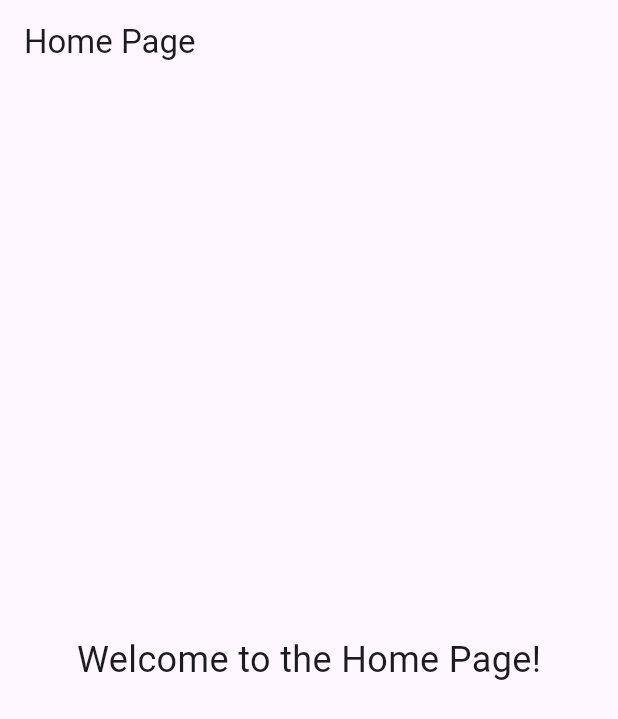
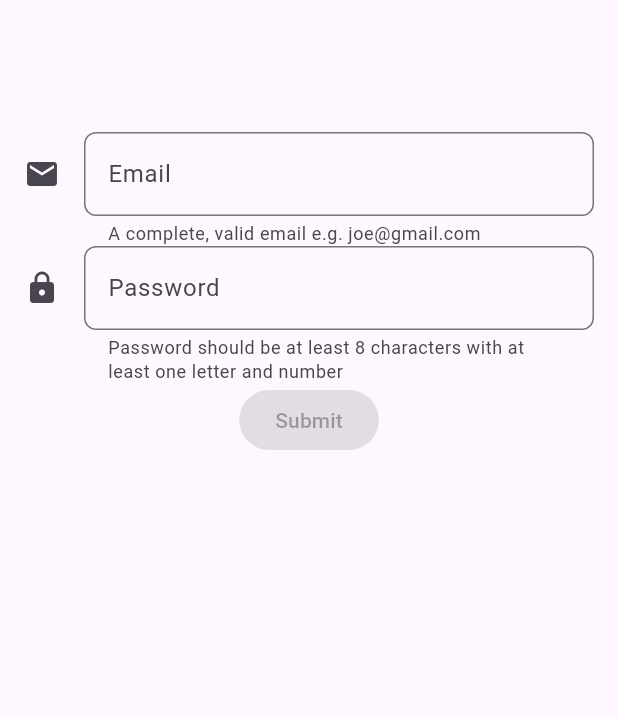
Before and after one commit to carloshgbdev/learning_bloc, a Flutter app: the screen it shows after launch, on a phone screen of 412 x 824 dp. Shown: the top 719 px of the screen. Run offline on Flutter 3.47's test engine with Material 3 defaults, Android fonts, the phone set to English and light mode, and no system bars; our stand-ins replace bloc, equatable, flutter_bloc, formz, go_router, url_strategy.

Commit message:
Implementação de referência de um validador de form

```diff
--- /dev/null
+++ b/lib/bloc/form_bloc.dart
@@ -0,0 +1,87 @@
+import 'dart:async';
+
+import 'package:bloc/bloc.dart';
+import 'package:equatable/equatable.dart';
+import 'package:formz/formz.dart';
+import 'package:learning_bloc/models/models.dart';
+
+part 'form_event.dart';
+part 'form_state.dart';
+
+class FormBloc extends Bloc<FormEvent, FormStateBloc> {
+  FormBloc() : super(const FormStateBloc()) {
+    on<EmailChanged>(_onEmailChanged);
+    on<PasswordChanged>(_onPasswordChanged);
+    on<EmailUnfocused>(_onEmailUnfocused);
+    on<PasswordUnfocused>(_onPasswordUnfocused);
+    on<FormSubmitted>(_onFormSubmitted);
+  }
+
+  void _onEmailChanged(EmailChanged event, Emitter<FormStateBloc> emit) {
+    final email = Email.dirty(event.email);
+    emit(
+      state.copyWith(
+        email: email.isValid ? email : Email.pure(event.email),
+        isValid: Formz.validate([email, state.password]),
+        status: FormzSubmissionStatus.initial,
+      ),
+    );
+  }
+
+  void _onPasswordChanged(PasswordChanged event, Emitter<FormStateBloc> emit) {
+    final password = Password.dirty(event.password);
+    emit(
+      state.copyWith(
+        password: password.isValid ? password : Password.pure(event.password),
+        isValid: Formz.validate([state.email, password]),
+        status: FormzSubmissionStatus.initial,
+      ),
+    );
+  }
+
+  void _onEmailUnfocused(EmailUnfocused event, Emitter<FormStateBloc> emit) {
+    final email = Email.dirty(state.email.value);
+    emit(
+      state.copyWith(
+        email: email,
+        isValid: Formz.validate([email, state.password]),
+        status: FormzSubmissionStatus.initial,
+      ),
+    );
+  }
+
+  void _onPasswordUnfocused(
+    PasswordUnfocused event,
+    Emitter<FormStateBloc> emit,
+  ) {
+    final password = Password.dirty(state.password.value);
+    emit(
+      state.copyWith(
+        password: password,
+        isValid: Formz.validate([state.email, password]),
+        status: FormzSubmissionStatus.initial,
+      ),
+    );
+  }
+
+  Future<void> _onFormSubmitted(
+    FormSubmitted event,
+    Emitter<FormStateBloc> emit,
+  ) async {
+    final email = Email.dirty(state.email.value);
+    final password = Password.dirty(state.password.value);
+    emit(
+      state.copyWith(
+        email: email,
+        password: password,
+        isValid: Formz.validate([email, password]),
+        status: FormzSubmissionStatus.initial,
+      ),
+    );
+    if (state.isValid) {
+      emit(state.copyWith(status: FormzSubmissionStatus.inProgress));
+      await Future<void>.delayed(const Duration(seconds: 1));
+      emit(state.copyWith(status: FormzSubmissionStatus.success));
+    }
+  }
+}
--- /dev/null
+++ b/lib/bloc/form_event.dart
@@ -0,0 +1,32 @@
+part of 'form_bloc.dart';
+
+sealed class FormEvent extends Equatable {
+  const FormEvent();
+
+  @override
+  List<Object> get props => [];
+}
+
+final class EmailChanged extends FormEvent {
+  const EmailChanged({required this.email});
+
+  final String email;
+
+  @override
+  List<Object> get props => [email];
+}
+
+final class EmailUnfocused extends FormEvent {}
+
+final class PasswordChanged extends FormEvent {
+  const PasswordChanged({required this.password});
+
+  final String password;
+
+  @override
+  List<Object> get props => [password];
+}
+
+final class PasswordUnfocused extends FormEvent {}
+
+final class FormSubmitted extends FormEvent {}
--- /dev/null
+++ b/lib/bloc/form_state.dart
@@ -0,0 +1,32 @@
+part of 'form_bloc.dart';
+
+final class FormStateBloc extends Equatable {
+  const FormStateBloc({
+    this.email = const Email.pure(),
+    this.password = const Password.pure(),
+    this.isValid = false,
+    this.status = FormzSubmissionStatus.initial,
+  });
+
+  final Email email;
+  final Password password;
+  final bool isValid;
+  final FormzSubmissionStatus status;
+
+  FormStateBloc copyWith({
+    Email? email,
+    Password? password,
+    bool? isValid,
+    FormzSubmissionStatus? status,
+  }) {
+    return FormStateBloc(
+      email: email ?? this.email,
+      password: password ?? this.password,
+      isValid: isValid ?? this.isValid,
+      status: status ?? this.status,
+    );
+  }
+
+  @override
+  List<Object> get props => [email, password, status];
+}
--- /dev/null
+++ b/lib/models/email.dart
@@ -0,0 +1,17 @@
+import 'package:formz/formz.dart';
+
+enum EmailValidationError { invalid }
+
+final class Email extends FormzInput<String, EmailValidationError> {
+  const Email.pure([super.value = '']) : super.pure();
+  const Email.dirty([super.value = '']) : super.dirty();
+
+  static final _emailRegex = RegExp(
+    r'^[a-zA-Z0-9.!#$%&’*+/=?^_`{|}~-]+@[a-zA-Z0-9-]+(?:\.[a-zA-Z0-9-]+)*$',
+  );
+
+  @override
+  EmailValidationError? validator(String? value) {
+    return _emailRegex.hasMatch(value ?? '') ? null : EmailValidationError.invalid;
+  }
+}
--- /dev/null
+++ b/lib/models/models.dart
@@ -0,0 +1,2 @@
+export 'email.dart';
+export 'password.dart';
--- /dev/null
+++ b/lib/models/password.dart
@@ -0,0 +1,15 @@
+import 'package:formz/formz.dart';
+
+enum PasswordValidationError { invalid }
+
+final class Password extends FormzInput<String, PasswordValidationError> {
+  const Password.pure([super.value = '']) : super.pure();
+  const Password.dirty([super.value = '']) : super.dirty();
+
+  static final _passwordRegex = RegExp(r'^(?=.*[A-Za-z])(?=.*\d)[A-Za-z\d]{8,}$');
+
+  @override
+  PasswordValidationError? validator(String? value) {
+    return _passwordRegex.hasMatch(value ?? '') ? null : PasswordValidationError.invalid;
+  }
+}
--- a/lib/pages/home/view/home_page.dart
+++ b/lib/pages/home/view/home_page.dart
@@ -1,4 +1,11 @@
 import 'package:flutter/material.dart';
+import 'package:flutter_bloc/flutter_bloc.dart';
+import 'package:formz/formz.dart';
+import 'package:learning_bloc/bloc/form_bloc.dart';
+import 'package:learning_bloc/pages/home/widgets/email_input.dart';
+import 'package:learning_bloc/pages/home/widgets/password_input.dart';
+import 'package:learning_bloc/pages/home/widgets/submit_button.dart';
+import 'package:learning_bloc/pages/home/widgets/sucess_dialog.dart';
 
 class HomePage extends StatelessWidget {
   const HomePage({super.key});
@@ -6,15 +13,94 @@ class HomePage extends StatelessWidget {
   @override
   Widget build(BuildContext context) {
     return Scaffold(
-      appBar: AppBar(
-        title: const Text('Home Page'),
-      ),
-      body: const Center(
-        child: Text(
-          'Welcome to the Home Page!',
-          style: TextStyle(fontSize: 24),
+      body: Center(
+        child: Container(
+          constraints: const BoxConstraints(
+            maxWidth: 600,
+          ),
+          decoration: BoxDecoration(
+            borderRadius: BorderRadius.circular(16),
+          ),
+          child: BlocProvider(
+            create: (context) => FormBloc(),
+            child: const FormView(),
+          ),
         ),
       ),
     );
   }
 }
+
+class FormView extends StatefulWidget {
+  const FormView({super.key});
+
+  @override
+  State<FormView> createState() => _FormViewState();
+}
+
+class _FormViewState extends State<FormView> {
+  final _emailFocusNode = FocusNode();
+  final _passwordFocusNode = FocusNode();
+
+  @override
+  void initState() {
+    _emailFocusNode.addListener(() {
+      if (!_emailFocusNode.hasFocus) {
+        context.read<FormBloc>().add(EmailUnfocused());
+        FocusScope.of(context).requestFocus(_passwordFocusNode);
+      }
+    });
+
+    _passwordFocusNode.addListener(() {
+      if (!_passwordFocusNode.hasFocus) {
+        context.read<FormBloc>().add(PasswordUnfocused());
+      }
+    });
+
+    super.initState();
+  }
+
+  @override
+  void dispose() {
+    _emailFocusNode.dispose();
+    _passwordFocusNode.dispose();
+
+    super.dispose();
+  }
+
+  @override
+  Widget build(BuildContext context) {
+    return BlocListener<FormBloc, FormStateBloc>(
+      listener: (context, state) {
+        if (state.status.isSuccess) {
+          ScaffoldMessenger.of(context).hideCurrentSnackBar();
+          showDialog<void>(
+            context: context,
+            builder: (_) => const SuccessDialog(),
+          );
+        }
+        if (state.status.isInProgress) {
+          ScaffoldMessenger.of(context)
+            ..hideCurrentSnackBar()
+            ..showSnackBar(
+              const SnackBar(content: Text('Submitting...')),
+            );
+        }
+      },
+      child: Padding(
+        padding: const EdgeInsets.all(16),
+        child: Align(
+          alignment: const Alignment(0, -3 / 4),
+          child: Column(
+            mainAxisSize: MainAxisSize.min,
+            children: <Widget>[
+              EmailInput(focusNode: _emailFocusNode),
+              PasswordInput(focusNode: _passwordFocusNode),
+              const SubmitButton(),
+            ],
+          ),
+        ),
+      ),
+    );
+  }
+}
--- /dev/null
+++ b/lib/pages/home/widgets/email_input.dart
@@ -0,0 +1,35 @@
+import 'package:flutter/material.dart';
+import 'package:flutter_bloc/flutter_bloc.dart';
+import 'package:learning_bloc/bloc/form_bloc.dart';
+
+class EmailInput extends StatelessWidget {
+  const EmailInput({required this.focusNode, super.key});
+
+  final FocusNode focusNode;
+
+  @override
+  Widget build(BuildContext context) {
+    return BlocBuilder<FormBloc, FormStateBloc>(
+      builder: (context, state) {
+        return TextFormField(
+          initialValue: state.email.value,
+          focusNode: focusNode,
+          decoration: InputDecoration(
+            border: OutlineInputBorder(
+              borderRadius: BorderRadius.circular(8),
+            ),
+            icon: const Icon(Icons.email),
+            labelText: 'Email',
+            helperText: 'A complete, valid email e.g. joe@gmail.com',
+            errorText: state.email.displayError != null ? 'Please ensure the email entered is valid' : null,
+          ),
+          keyboardType: TextInputType.emailAddress,
+          onChanged: (value) {
+            context.read<FormBloc>().add(EmailChanged(email: value));
+          },
+          textInputAction: TextInputAction.next,
+        );
+      },
+    );
+  }
+}
--- /dev/null
+++ b/lib/pages/home/widgets/password_input.dart
@@ -0,0 +1,39 @@
+import 'package:flutter/material.dart';
+import 'package:flutter_bloc/flutter_bloc.dart';
+import 'package:learning_bloc/bloc/form_bloc.dart';
+
+class PasswordInput extends StatelessWidget {
+  const PasswordInput({required this.focusNode, super.key});
+
+  final FocusNode focusNode;
+
+  @override
+  Widget build(BuildContext context) {
+    return BlocBuilder<FormBloc, FormStateBloc>(
+      builder: (context, state) {
+        return TextFormField(
+          initialValue: state.password.value,
+          focusNode: focusNode,
+          decoration: InputDecoration(
+            border: OutlineInputBorder(
+              borderRadius: BorderRadius.circular(8),
+            ),
+            icon: const Icon(Icons.lock),
+            helperText: '''Password should be at least 8 characters with at least one letter and number''',
+            helperMaxLines: 2,
+            labelText: 'Password',
+            errorMaxLines: 2,
+            errorText: state.password.displayError != null
+                ? '''Password must be at least 8 characters and contain at least one letter and number'''
+                : null,
+          ),
+          obscureText: true,
+          onChanged: (value) {
+            context.read<FormBloc>().add(PasswordChanged(password: value));
+          },
+          textInputAction: TextInputAction.done,
+        );
+      },
+    );
+  }
+}
--- /dev/null
+++ b/lib/pages/home/widgets/submit_button.dart
@@ -0,0 +1,16 @@
+import 'package:flutter/material.dart';
+import 'package:flutter_bloc/flutter_bloc.dart';
+import 'package:learning_bloc/bloc/form_bloc.dart';
+
+class SubmitButton extends StatelessWidget {
+  const SubmitButton({super.key});
+
+  @override
+  Widget build(BuildContext context) {
+    final isValid = context.select((FormBloc bloc) => bloc.state.isValid);
+    return ElevatedButton(
+      onPressed: isValid ? () => context.read<FormBloc>().add(FormSubmitted()) : null,
+      child: const Text('Submit'),
+    );
+  }
+}
--- a/pubspec.yaml
+++ b/pubspec.yaml
@@ -30,6 +30,7 @@ environment:
 dependencies:
   flutter:
     sdk: flutter
+  formz: ^0.6.0
   url_strategy: ^0.2.0
   go_router: ^13.2.0
   equatable: ^2.0.5
```
Also changed, not shown: lib/pages/home/widgets/sucess_dialog.dart (added, +40 -0 lines), pubspec.lock.
